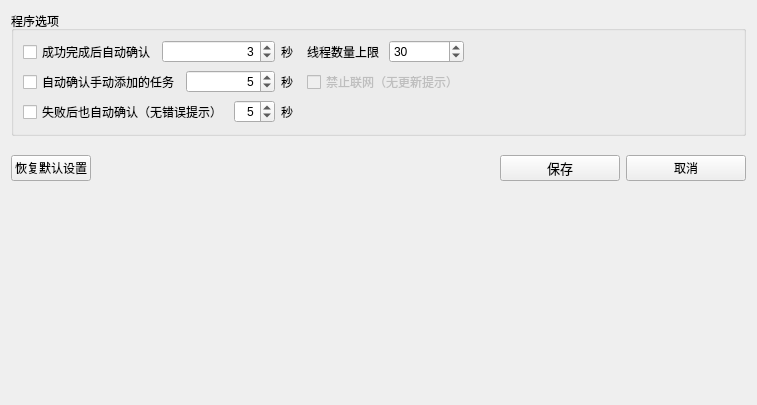
Old version of the form gui/src/widgets/SettingsWindow.ui in the repository kendryte/k230_burning_tool.
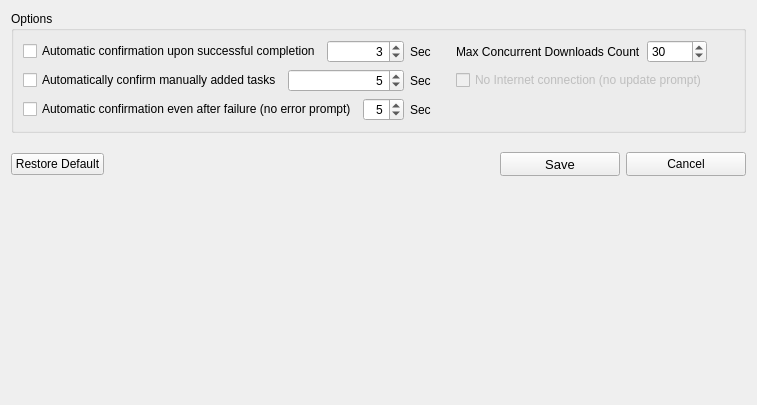
New version of the form. Icons and pictures are not drawn.

Diff of the .ui file:
```diff
--- a/gui/src/widgets/SettingsWindow.ui
+++ b/gui/src/widgets/SettingsWindow.ui
@@ -51,7 +51,7 @@
      <item>
       <widget class="QPushButton" name="btnResetDefaults">
        <property name="text">
-        <string>恢复默认设置</string>
+        <string>Restore Default</string>
        </property>
        <property name="icon">
         <iconset resource="../../resources/main.qrc">
@@ -86,7 +86,7 @@
         </font>
        </property>
        <property name="text">
-        <string>保存</string>
+        <string>Save</string>
        </property>
        <property name="icon">
         <iconset resource="../../resources/main.qrc">
@@ -112,7 +112,7 @@
         </size>
        </property>
        <property name="text">
-        <string>取消</string>
+        <string>Cancel</string>
        </property>
        <property name="icon">
         <iconset resource="../../resources/main.qrc">
@@ -143,7 +143,7 @@
       </size>
      </property>
      <property name="title">
-      <string>程序选项</string>
+      <string>Options</string>
      </property>
      <layout class="QGridLayout" name="gridLayout">
       <item row="0" column="4">
@@ -164,7 +164,7 @@
         <item>
          <widget class="QCheckBox" name="inputAutoConfirm">
           <property name="text">
-           <string>成功完成后自动确认</string>
+           <string>Automatic confirmation upon successful completion</string>
           </property>
          </widget>
         </item>
@@ -191,12 +191,12 @@
           </property>
           <property name="minimumSize">
            <size>
-            <width>20</width>
+            <width>40</width>
             <height>0</height>
            </size>
           </property>
           <property name="text">
-           <string>秒</string>
+           <string>Sec</string>
           </property>
          </widget>
         </item>
@@ -208,7 +208,7 @@
          <bool>false</bool>
         </property>
         <property name="text">
-         <string>禁止联网（无更新提示）</string>
+         <string>No Internet connection (no update prompt)</string>
         </property>
        </widget>
       </item>
@@ -217,7 +217,7 @@
         <item>
          <widget class="QCheckBox" name="inputAutoConfirmManualJob">
           <property name="text">
-           <string>自动确认手动添加的任务</string>
+           <string>Automatically confirm manually added tasks</string>
           </property>
          </widget>
         </item>
@@ -244,12 +244,12 @@
           </property>
           <property name="minimumSize">
            <size>
-            <width>20</width>
+            <width>40</width>
             <height>0</height>
            </size>
           </property>
           <property name="text">
-           <string>秒</string>
+           <string>Sec</string>
           </property>
          </widget>
         </item>
@@ -260,7 +260,7 @@
         <item>
          <widget class="QCheckBox" name="inputAutoConfirmEvenError">
           <property name="text">
-           <string>失败后也自动确认（无错误提示）</string>
+           <string>Automatic confirmation even after failure (no error prompt)</string>
           </property>
          </widget>
         </item>
@@ -287,12 +287,12 @@
           </property>
           <property name="minimumSize">
            <size>
-            <width>20</width>
+            <width>40</width>
             <height>0</height>
            </size>
           </property>
           <property name="text">
-           <string>秒</string>
+           <string>Sec</string>
           </property>
          </widget>
         </item>
@@ -309,7 +309,7 @@
            </size>
           </property>
           <property name="text">
-           <string>线程数量上限</string>
+           <string>Max Concurrent Downloads Count</string>
           </property>
          </widget>
         </item>
```
